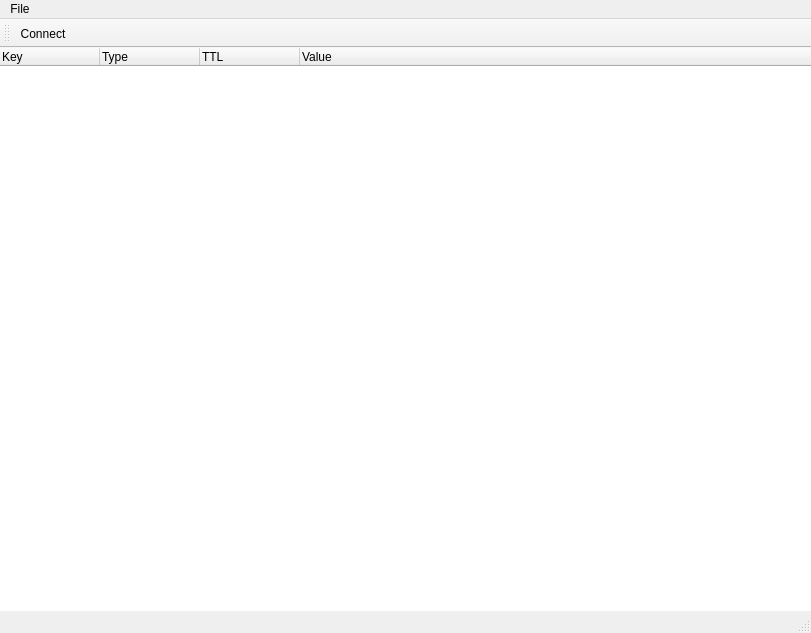
Before: the Qt Designer form qredis/ui/RedisWindow.ui in tiagocoutinho/qredis, drawn with Qt 5.
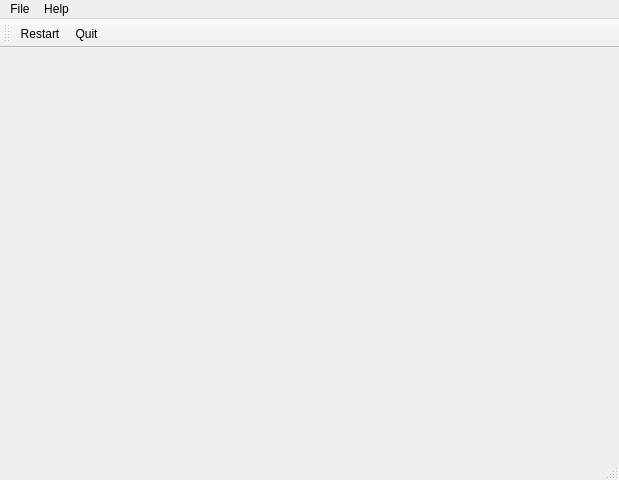
After: the same form once the commit is applied. Icons and pictures are not drawn.

Patch:
```diff
--- a/qredis/ui/RedisWindow.ui
+++ b/qredis/ui/RedisWindow.ui
@@ -6,8 +6,8 @@
    <rect>
     <x>0</x>
     <y>0</y>
-    <width>811</width>
-    <height>633</height>
+    <width>619</width>
+    <height>480</height>
    </rect>
   </property>
   <property name="windowTitle">
@@ -21,45 +21,6 @@
     <property name="margin">
      <number>0</number>
     </property>
-    <item>
-     <widget class="QTreeWidget" name="db_tree">
-      <property name="frameShape">
-       <enum>QFrame::NoFrame</enum>
-      </property>
-      <property name="alternatingRowColors">
-       <bool>true</bool>
-      </property>
-      <property name="selectionMode">
-       <enum>QAbstractItemView::ExtendedSelection</enum>
-      </property>
-      <attribute name="headerDefaultSectionSize">
-       <number>100</number>
-      </attribute>
-      <attribute name="headerMinimumSectionSize">
-       <number>60</number>
-      </attribute>
-      <column>
-       <property name="text">
-        <string>Key</string>
-       </property>
-      </column>
-      <column>
-       <property name="text">
-        <string>Type</string>
-       </property>
-      </column>
-      <column>
-       <property name="text">
-        <string>TTL</string>
-       </property>
-      </column>
-      <column>
-       <property name="text">
-        <string>Value</string>
-       </property>
-      </column>
-     </widget>
-    </item>
    </layout>
   </widget>
   <widget class="QStatusBar" name="statusbar"/>
@@ -73,14 +34,15 @@
    <attribute name="toolBarBreak">
     <bool>false</bool>
    </attribute>
-   <addaction name="connect_redis_server"/>
+   <addaction name="restart_action"/>
+   <addaction name="quit_action"/>
   </widget>
   <widget class="QMenuBar" name="menuBar">
    <property name="geometry">
     <rect>
      <x>0</x>
      <y>0</y>
-     <width>811</width>
+     <width>619</width>
      <height>25</height>
     </rect>
    </property>
@@ -92,7 +54,16 @@
     <addaction name="separator"/>
     <addaction name="quit_action"/>
    </widget>
+   <widget class="QMenu" name="menuHelp">
+    <property name="title">
+     <string>Help</string>
+    </property>
+    <addaction name="help_action"/>
+    <addaction name="separator"/>
+    <addaction name="about_action"/>
+   </widget>
    <addaction name="menuFile"/>
+   <addaction name="menuHelp"/>
   </widget>
   <action name="connect_redis_server">
    <property name="icon">
@@ -101,7 +72,7 @@
     </iconset>
    </property>
    <property name="text">
-    <string>&amp;Connect</string>
+    <string>QRedis Help</string>
    </property>
    <property name="toolTip">
     <string>Connect to Redis server</string>
@@ -137,6 +108,22 @@
     <string>Ctrl+Q</string>
    </property>
   </action>
+  <action name="restart_action">
+   <property name="icon">
+    <iconset theme="system-reboot">
+     <normaloff/>
+    </iconset>
+   </property>
+   <property name="text">
+    <string>Restart</string>
+   </property>
+   <property name="toolTip">
+    <string>Restart application</string>
+   </property>
+   <property name="shortcut">
+    <string>Ctrl+R</string>
+   </property>
+  </action>
  </widget>
  <resources/>
  <connections/>
```
Left out of the diff: 28 changed lines with no effect on the pictures.
